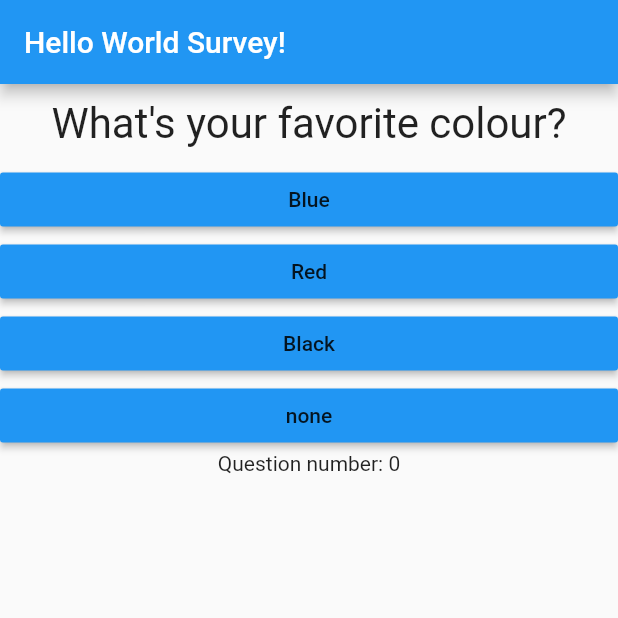
After one commit to EscapeAD/FlutterPlayground, a Flutter app: the screen it shows after launch, on a phone screen of 412 x 824 dp, the top half of it. The commit adds this screen. Run offline on Flutter 3.47's test engine with Material 2 defaults, Android fonts, the phone set to English and light mode, and no system bars.

Commit message:
quiz refactor

```diff
--- a/lib/main.dart
+++ b/lib/main.dart
@@ -1,6 +1,5 @@
 import 'package:flutter/material.dart';
-import './question.dart';
-import './awnser.dart';
+import './quiz.dart';
 
 void main() => runApp(MyApp());
 
@@ -13,7 +12,7 @@ class MyApp extends StatefulWidget {
 
 class _MyAppState extends State<MyApp> {
   int _questionsIndex = 0;
-  final questions = const [
+  final _questions = const [
     {
       'questionText': 'What\'s your favorite colour?',
       'awnsers': ['Blue', 'Red', 'Black', 'none']
@@ -32,21 +31,19 @@ class _MyAppState extends State<MyApp> {
   Widget build(BuildContext context) {
     void _awnserQuestion() {
       setState(() {
-        _questionsIndex = _questionsIndex < questions.length ? _questionsIndex + 1 : 0;
+        _questionsIndex = _questionsIndex < _questions.length ? _questionsIndex + 1 : 0;
       });
       print('update index');
     }
     return MaterialApp(home: Scaffold(
       appBar: AppBar(
           title: Text("Hello World Survey!")),
-      body: _questionsIndex < questions.length ? Column(
-        children: [
-          Question(questions[_questionsIndex]['questionText']),
-          ...(questions[_questionsIndex]['awnsers'] as List<String>).map((userChoice){
-            return Awnser(_awnserQuestion, userChoice);
-          }).toList(),
-          Text('Question number: $_questionsIndex')
-        ]) : Center(child: Text('You finish Survey!')),
+      body: _questionsIndex < _questions.length ?
+          Quiz(
+              questions: _questions,
+              questionsIndex: _questionsIndex,
+              awnserQuestion: _awnserQuestion)
+          : Center(child: Text('You finish Survey!')),
     ));
   }
 }
--- /dev/null
+++ b/lib/quiz.dart
@@ -0,0 +1,23 @@
+import 'package:flutter/material.dart';
+import './question.dart';
+import './awnser.dart';
+
+class Quiz extends StatelessWidget {
+  final int questionsIndex;
+  final List<Map<String, Object>> questions;
+  final Function awnserQuestion;
+
+  Quiz({@required this.questions, @required this.questionsIndex, @required this.awnserQuestion});
+
+  @override
+  Widget build(BuildContext context) {
+    return Column(
+        children: [
+          Question(questions[questionsIndex]['questionText']),
+          ...(questions[questionsIndex]['awnsers'] as List<String>).map((userChoice){
+            return Awnser(awnserQuestion, userChoice);
+          }).toList(),
+          Text('Question number: $questionsIndex')
+        ]);
+  }
+}
```
Also changed, not shown: pubspec.lock.
